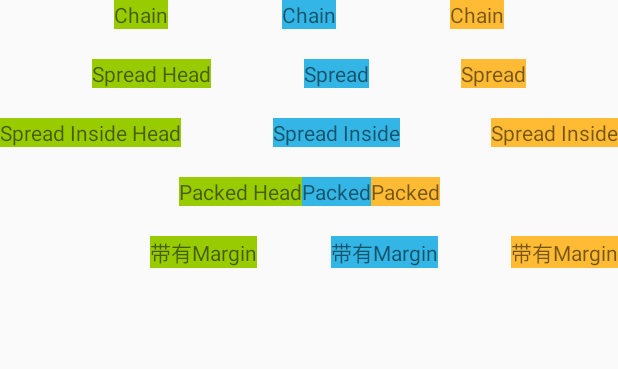
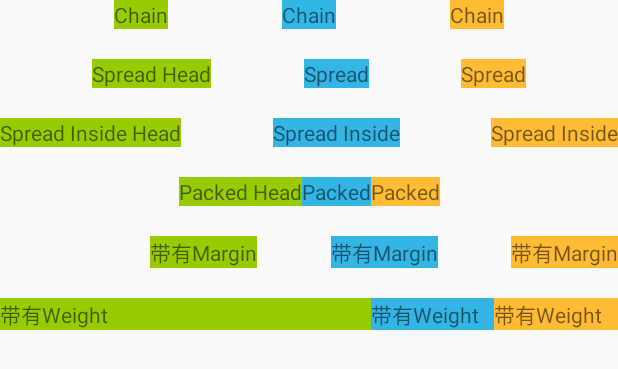
Before and after one commit to gengwenwu/AndroidUIDemo, an Android app: the layout activity_constraint_chain.xml on its own in the app's theme, with its tools: preview values and no code run, on a phone screen of 412 x 824 dp. Shown: the top 369 px of the screen. Run offline under Robolectric (Android 15) with nearby library versions, the phone set to English and light mode, and no system bars.

Commit message:
完善chain weight

```diff
--- a/app/src/main/res/layout/activity_constraint_chain.xml
+++ b/app/src/main/res/layout/activity_constraint_chain.xml
@@ -179,4 +179,42 @@
         app:layout_constraintStart_toEndOf="@id/tv_row5_tv2"
         app:layout_constraintTop_toBottomOf="@+id/tv_row4_tv1" />
 
+    <!-- 第六行 chain和weight配合使用，width必须是0dp才有效果 -->
+    <TextView
+        android:id="@+id/tv_row6_tv1"
+        android:layout_width="0dp"
+        android:layout_height="wrap_content"
+        android:layout_marginTop="20dp"
+        android:background="@android:color/holo_green_light"
+        android:text="带有Weight"
+        app:layout_constraintEnd_toStartOf="@id/tv_row6_tv2"
+        app:layout_constraintHorizontal_chainStyle="spread"
+        app:layout_constraintHorizontal_weight="3"
+        app:layout_constraintStart_toStartOf="parent"
+        app:layout_constraintTop_toBottomOf="@+id/tv_row5_tv1" />
+
+    <TextView
+        android:id="@+id/tv_row6_tv2"
+        android:layout_width="0dp"
+        android:layout_height="wrap_content"
+        android:layout_marginTop="20dp"
+        android:background="@android:color/holo_blue_light"
+        android:text="带有Weight"
+        app:layout_constraintEnd_toStartOf="@+id/tv_row6_tv3"
+        app:layout_constraintHorizontal_weight="1"
+        app:layout_constraintStart_toEndOf="@id/tv_row6_tv1"
+        app:layout_constraintTop_toBottomOf="@+id/tv_row5_tv1" />
+
+    <TextView
+        android:id="@+id/tv_row6_tv3"
+        android:layout_width="0dp"
+        android:layout_height="wrap_content"
+        android:layout_marginTop="20dp"
+        android:background="@android:color/holo_orange_light"
+        android:text="带有Weight"
+        app:layout_constraintEnd_toEndOf="parent"
+        app:layout_constraintHorizontal_weight="1"
+        app:layout_constraintStart_toEndOf="@id/tv_row6_tv2"
+        app:layout_constraintTop_toBottomOf="@+id/tv_row5_tv1" />
+
 </androidx.constraintlayout.widget.ConstraintLayout>
```
Also changed, not shown: app/src/main/java/com/logan/android/ui/layout/constraint/ConstraintChainActivity.kt (+9 -1 lines).
